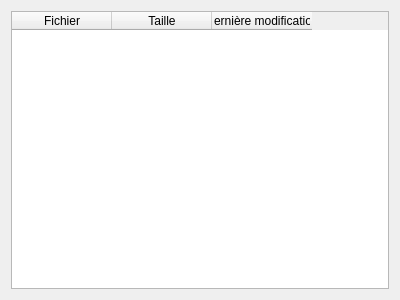
MaximeCheramy/pyrex, file ui/browser.ui: the form before one commit.
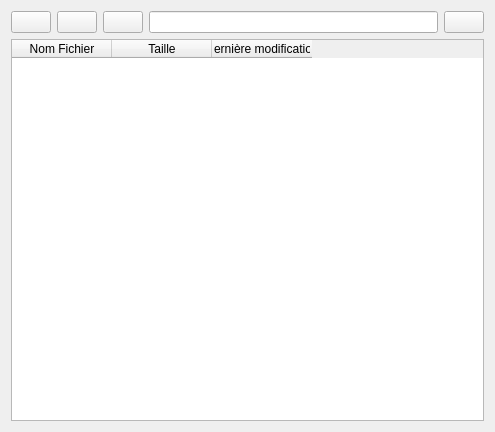
The form after the commit. Icons and pictures are not drawn.

Commit message: Ajout boutons pour browser. Pas encore connectés.

What changed in the file:
```diff
--- a/ui/browser.ui
+++ b/ui/browser.ui
@@ -6,14 +6,65 @@
    <rect>
     <x>0</x>
     <y>0</y>
-    <width>400</width>
-    <height>300</height>
+    <width>495</width>
+    <height>432</height>
    </rect>
   </property>
   <property name="windowTitle">
    <string>Form</string>
   </property>
   <layout class="QVBoxLayout" name="verticalLayout">
+   <item>
+    <layout class="QHBoxLayout" name="horizontalLayout">
+     <item>
+      <widget class="QPushButton" name="prev_button">
+       <property name="text">
+        <string/>
+       </property>
+       <property name="icon">
+        <iconset resource="images.qrc">
+         <normaloff>:/button/res/previous.png</normaloff>:/button/res/previous.png</iconset>
+       </property>
+      </widget>
+     </item>
+     <item>
+      <widget class="QPushButton" name="next_button">
+       <property name="text">
+        <string/>
+       </property>
+       <property name="icon">
+        <iconset resource="images.qrc">
+         <normaloff>:/button/res/next.png</normaloff>:/button/res/next.png</iconset>
+       </property>
+      </widget>
+     </item>
+     <item>
+      <widget class="QPushButton" name="up_button">
+       <property name="text">
+        <string/>
+       </property>
+       <property name="icon">
+        <iconset resource="images.qrc">
+         <normaloff>:/button/res/up.png</normaloff>:/button/res/up.png</iconset>
+       </property>
+      </widget>
+     </item>
+     <item>
+      <widget class="QLineEdit" name="address_bar"/>
+     </item>
+     <item>
+      <widget class="QPushButton" name="go_button">
+       <property name="text">
+        <string/>
+       </property>
+       <property name="icon">
+        <iconset resource="images.qrc">
+         <normaloff>:/button/res/go.png</normaloff>:/button/res/go.png</iconset>
+       </property>
+      </widget>
+     </item>
+    </layout>
+   </item>
    <item>
     <widget class="QTableWidget" name="list_table">
      <property name="sizePolicy">
@@ -36,7 +87,7 @@
      </attribute>
      <column>
       <property name="text">
-       <string>Fichier</string>
+       <string>Nom Fichier</string>
       </property>
      </column>
      <column>
```
Left out of the diff: 4 changed lines with no effect on the pictures. The commit also changes 3 other files.
